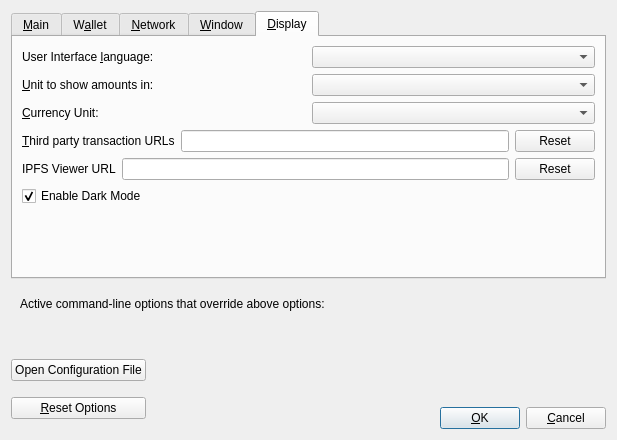
This is src/qt/forms/optionsdialog.ui in PaladeumBlockchain/Paladeum as Qt 5 draws it before an edit. The edited form follows.
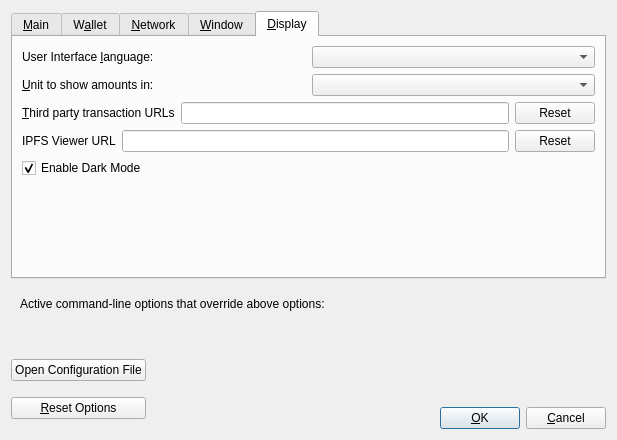
This is the edited form. Custom widgets are drawn as their Qt base class.

```diff
--- a/src/qt/forms/optionsdialog.ui
+++ b/src/qt/forms/optionsdialog.ui
@@ -609,30 +609,6 @@
          </item>
         </layout>
        </item>
-       <item>
-        <layout class="QHBoxLayout" name="horizontalLayout_DisplayCurrency">
-         <item>
-          <widget class="QLabel" name="currencyUnitIndexLabel">
-           <property name="text">
-            <string>&amp;Currency Unit:</string>
-           </property>
-           <property name="textFormat">
-            <enum>Qt::PlainText</enum>
-           </property>
-           <property name="buddy">
-            <cstring>currencyUnitIndex</cstring>
-           </property>
-          </widget>
-         </item>
-         <item>
-          <widget class="QValueComboBox" name="currencyUnitIndex">
-           <property name="toolTip">
-            <string>Choose which currency to display the realtime value of YONA in (ie: BTC/YONA).</string>
-           </property>
-          </widget>
-         </item>
-        </layout>
-       </item>
        <item>
         <layout class="QHBoxLayout" name="horizontalLayout_3_Display">
          <item>
```
